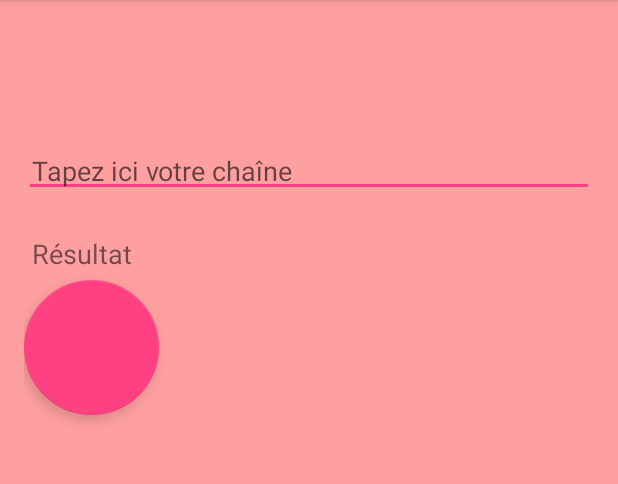
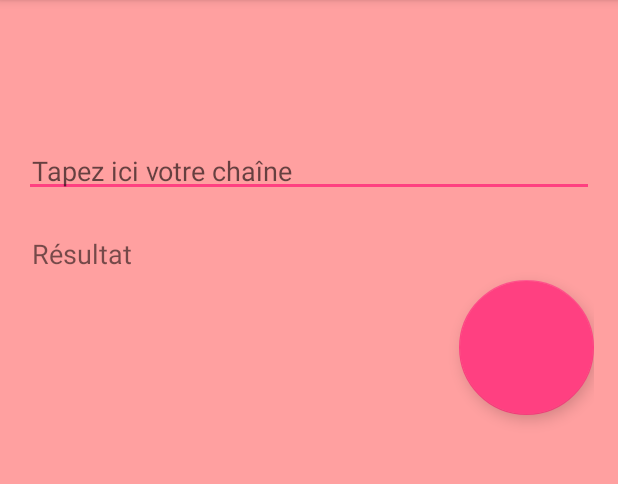
Before and after one commit to JeromedC34/Spike, an Android app: the PalindromeActivity screen opened directly, with no data from a screen before it, on a phone screen of 412 x 824 dp, the part 84-568 px from its top. Run offline under Robolectric (Android 15) with nearby library versions, the phone set to English and light mode, and no system bars.

Commit message:
commit before wipe computer

```diff
--- a/app/src/main/java/com/jerome/spike/PalindromeActivity.java
+++ b/app/src/main/java/com/jerome/spike/PalindromeActivity.java
@@ -49,10 +49,10 @@ public class PalindromeActivity extends AppCompatActivity {
                 PalindromeActivity.this.getResources().getString(R.string.palindrome_start2_result).replace("%s", string) +
                         " " + myPalindrome.reverse(string) + "\n");
         if (myPalindrome.isPalindrome(string)) {
-            textView.setBackgroundColor(Color.GREEN);
+            //textView.setBackgroundColor(Color.GREEN);
             myFab.setBackgroundTintList(ColorStateList.valueOf(Color.GREEN));
         } else {
-            textView.setBackgroundColor(Color.RED);
+            //textView.setBackgroundColor(Color.RED);
             myFab.setBackgroundTintList(ColorStateList.valueOf(Color.RED));
         }
     }
--- a/app/src/main/res/layout/activity_palindrome.xml
+++ b/app/src/main/res/layout/activity_palindrome.xml
@@ -3,25 +3,25 @@
     xmlns:tools="http://schemas.android.com/tools"
     android:layout_width="match_parent"
     android:layout_height="match_parent"
+    android:background="@color/color_palindrome"
+    android:orientation="vertical"
     android:paddingBottom="@dimen/activity_vertical_margin"
     android:paddingLeft="@dimen/activity_horizontal_margin"
     android:paddingRight="@dimen/activity_horizontal_margin"
     android:paddingTop="96dp"
-    android:orientation="vertical"
-    android:background="@color/color_palindrome"
     tools:context="com.jerome.spike.PalindromeActivity">
 
     <EditText
         android:id="@+id/edit_text_palindrome"
         android:layout_width="match_parent"
         android:layout_height="wrap_content"
+        android:layout_marginBottom="20dp"
+        android:hint="@string/palindrome_input"
         android:paddingBottom="@dimen/my_default_padding"
         android:paddingLeft="@dimen/my_default_padding"
         android:paddingRight="@dimen/my_default_padding"
         android:paddingTop="@dimen/my_default_padding"
-        android:layout_marginBottom="20dp"
-        android:textSize="18sp"
-        android:hint="@string/palindrome_input" />
+        android:textSize="18sp" />
 
     <TextView
         android:id="@+id/text_palindrome"
@@ -31,12 +31,15 @@
         android:paddingLeft="@dimen/my_default_padding"
         android:paddingRight="@dimen/my_default_padding"
         android:paddingTop="@dimen/my_default_padding"
-        android:textSize="18sp"
-        android:text="@string/palindrome_result" />
+        android:text="@string/palindrome_result"
+        android:textSize="18sp" />
 
     <android.support.design.widget.FloatingActionButton
         android:id="@+id/my_fab"
         android:layout_width="90dp"
         android:layout_height="90dp"
+        android:layout_gravity="bottom|end"
+        android:layout_alignParentBottom="true"
+        android:layout_alignParentRight="true"
         />
 </LinearLayout>
```
Also changed, not shown: app/src/main/res/values/colors.xml (+10 -0 lines).
